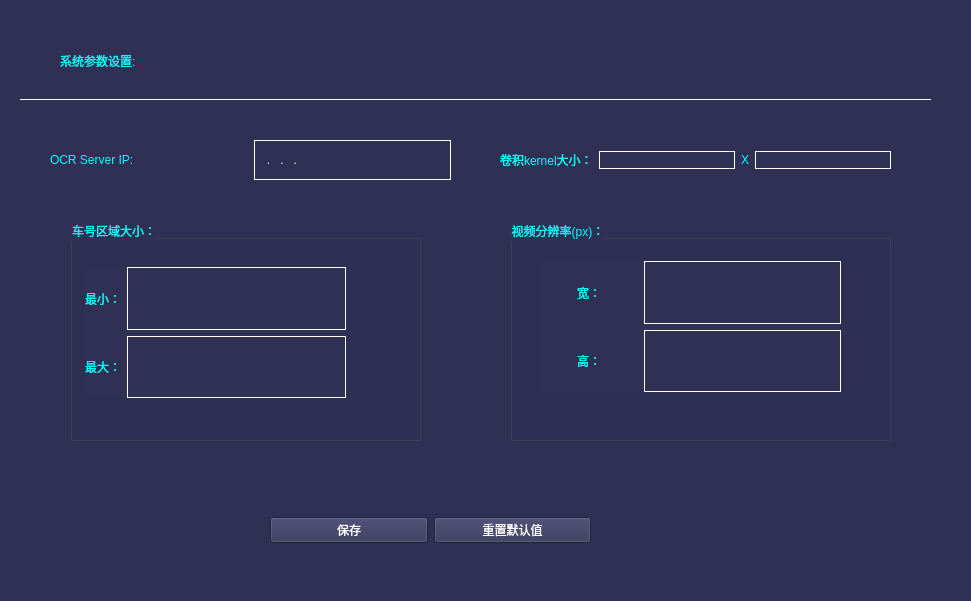
Above: pramaSetup.ui from yangyi1976/visualProductPass before the change. Below: the same form after it.
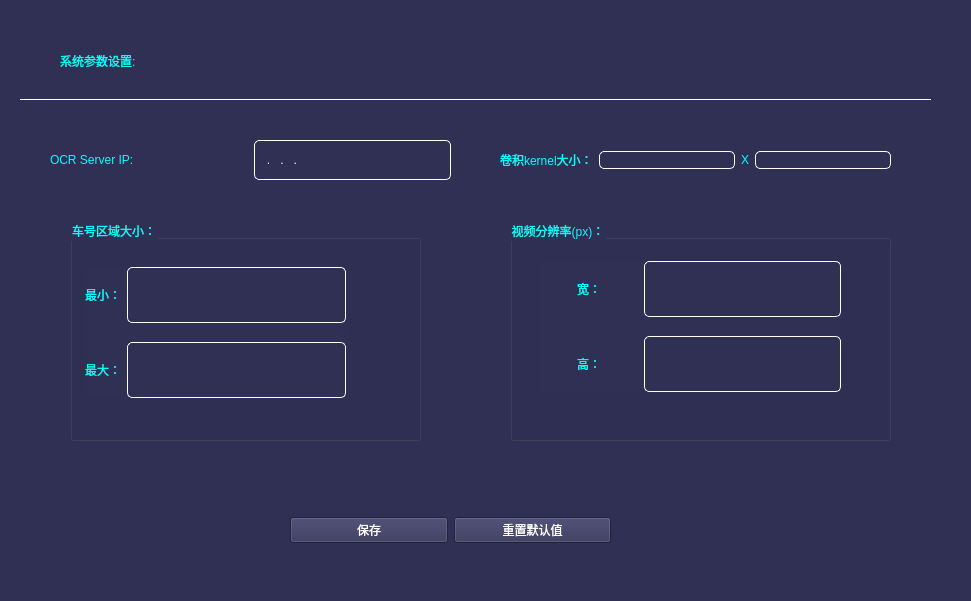
That is the form after the change.

Commit message: finish paramSetup

What changed in the file:
```diff
--- a/pramaSetup.ui
+++ b/pramaSetup.ui
@@ -23,7 +23,9 @@
 color: rgb(255, 255, 255);
 font: 75 18pt &quot;微软雅黑&quot;;
 background-color: rgb(48, 48, 85);
-	border:1px solid rgb(255,255,255);
+border:1px solid rgb(255,255,255);
+border-radius:5px;
+text-align:center;
  
 }
 
@@ -76,17 +78,7 @@
       <height>131</height>
      </rect>
     </property>
-    <layout class="QGridLayout" name="gridLayout_2" rowstretch="2,2" columnstretch="1,2">
-     <item row="0" column="0">
-      <widget class="QLabel" name="label_6">
-       <property name="text">
-        <string>宽：</string>
-       </property>
-       <property name="alignment">
-        <set>Qt::AlignCenter</set>
-       </property>
-      </widget>
-     </item>
+    <layout class="QGridLayout" name="gridLayout_2" rowstretch="4,1,4" columnstretch="1,2">
      <item row="0" column="1">
       <widget class="QLineEdit" name="lnCamraWidth">
        <property name="sizePolicy">
@@ -95,9 +87,12 @@
          <verstretch>0</verstretch>
         </sizepolicy>
        </property>
+       <property name="alignment">
+        <set>Qt::AlignLeading|Qt::AlignLeft|Qt::AlignVCenter</set>
+       </property>
       </widget>
      </item>
-     <item row="1" column="0">
+     <item row="2" column="0">
       <widget class="QLabel" name="label_7">
        <property name="text">
         <string>高：</string>
@@ -107,7 +102,7 @@
        </property>
       </widget>
      </item>
-     <item row="1" column="1">
+     <item row="2" column="1">
       <widget class="QLineEdit" name="lnCamraHeight">
        <property name="sizePolicy">
         <sizepolicy hsizetype="Expanding" vsizetype="Expanding">
@@ -117,6 +112,29 @@
        </property>
       </widget>
      </item>
+     <item row="0" column="0">
+      <widget class="QLabel" name="label_6">
+       <property name="text">
+        <string>宽：</string>
+       </property>
+       <property name="alignment">
+        <set>Qt::AlignCenter</set>
+       </property>
+      </widget>
+     </item>
+     <item row="1" column="1">
+      <spacer name="verticalSpacer_2">
+       <property name="orientation">
+        <enum>Qt::Vertical</enum>
+       </property>
+       <property name="sizeHint" stdset="0">
+        <size>
+         <width>20</width>
+         <height>20</height>
+        </size>
+       </property>
+      </spacer>
+     </item>
     </layout>
    </widget>
   </widget>
@@ -147,7 +165,7 @@
   <widget class="QWidget" name="layoutWidget">
    <property name="geometry">
     <rect>
-     <x>270</x>
+     <x>290</x>
      <y>490</y>
      <width>321</width>
      <height>81</height>
@@ -207,7 +225,44 @@
       <height>131</height>
      </rect>
     </property>
-    <layout class="QGridLayout" name="gridLayout">
+    <layout class="QGridLayout" name="gridLayout" rowstretch="4,1,4">
+     <item row="0" column="1">
+      <widget class="QLineEdit" name="lnOcuppyMin">
+       <property name="sizePolicy">
+        <sizepolicy hsizetype="Expanding" vsizetype="Expanding">
+         <horstretch>0</horstretch>
+         <verstretch>0</verstretch>
+        </sizepolicy>
+       </property>
+       <property name="styleSheet">
+        <string notr="true">background-color: rgba(48, 48, 85,255);
+text-aling:center;</string>
+       </property>
+      </widget>
+     </item>
+     <item row="2" column="1">
+      <widget class="QLineEdit" name="lnOcuppyMax">
+       <property name="sizePolicy">
+        <sizepolicy hsizetype="Expanding" vsizetype="Expanding">
+         <horstretch>0</horstretch>
+         <verstretch>0</verstretch>
+        </sizepolicy>
+       </property>
+       <property name="styleSheet">
+        <string notr="true">background-color: rgba(48, 48, 85);</string>
+       </property>
+      </widget>
+     </item>
+     <item row="2" column="0">
+      <widget class="QLabel" name="label_5">
+       <property name="text">
+        <string>最大：</string>
+       </property>
+       <property name="alignment">
+        <set>Qt::AlignCenter</set>
+       </property>
+      </widget>
+     </item>
      <item row="0" column="0">
       <widget class="QLabel" name="label_4">
        <property name="text">
@@ -221,41 +276,18 @@
        </property>
       </widget>
      </item>
-     <item row="0" column="1">
-      <widget class="QLineEdit" name="lnOcuppyMin">
-       <property name="sizePolicy">
-        <sizepolicy hsizetype="Expanding" vsizetype="Expanding">
-         <horstretch>0</horstretch>
-         <verstretch>0</verstretch>
-        </sizepolicy>
-       </property>
-       <property name="styleSheet">
-        <string notr="true">background-color: rgba(48, 48, 85,255);</string>
-       </property>
-      </widget>
-     </item>
-     <item row="1" column="0">
-      <widget class="QLabel" name="label_5">
-       <property name="text">
-        <string>最大：</string>
-       </property>
-       <property name="alignment">
-        <set>Qt::AlignCenter</set>
-       </property>
-      </widget>
-     </item>
      <item row="1" column="1">
-      <widget class="QLineEdit" name="lnOcuppyMax">
-       <property name="sizePolicy">
-        <sizepolicy hsizetype="Expanding" vsizetype="Expanding">
-         <horstretch>0</horstretch>
-         <verstretch>0</verstretch>
-        </sizepolicy>
+      <spacer name="verticalSpacer">
+       <property name="orientation">
+        <enum>Qt::Vertical</enum>
        </property>
-       <property name="styleSheet">
-        <string notr="true">background-color: rgba(48, 48, 85);</string>
+       <property name="sizeHint" stdset="0">
+        <size>
+         <width>20</width>
+         <height>20</height>
+        </size>
        </property>
-      </widget>
+      </spacer>
      </item>
     </layout>
    </widget>
```
The commit also changes 8 other files.
